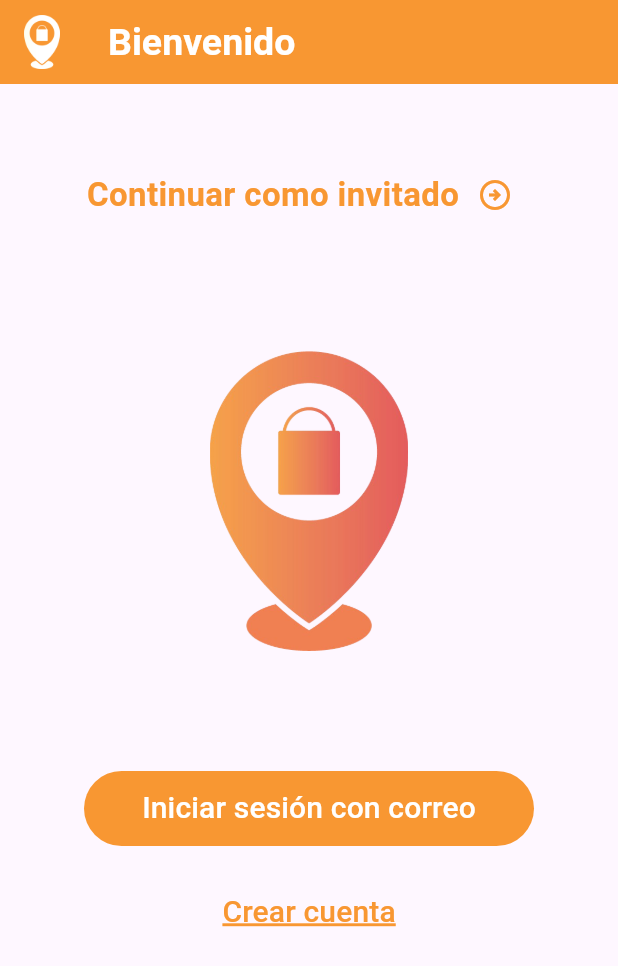
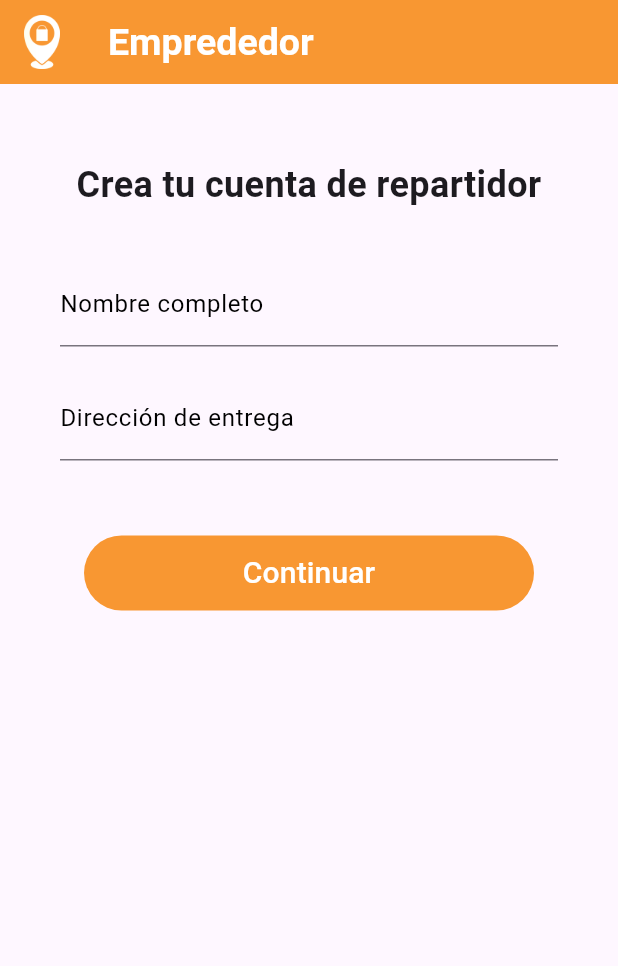
Before and after one commit to SPRINT-NINJA/SARTI_MOBILE, a Flutter app: the screen it shows after launch, on a phone screen of 412 x 824 dp. Shown: the top 966 px of the screen. Run offline on Flutter 3.47's test engine with Material 3 defaults, Android fonts, the phone set to English and light mode, and no system bars.

```diff
--- a/lib/config/app_theme.dart
+++ b/lib/config/app_theme.dart
@@ -33,6 +33,12 @@ class AppTheme {
 
   ThemeData theme() {
     return ThemeData(
+      inputDecorationTheme: const InputDecorationTheme(
+        focusedBorder: UnderlineInputBorder(
+          borderSide: BorderSide(color: _primaryColor, width: 2,),
+        ),
+        labelStyle: TextStyle(color: Colors.black),
+      ),
       useMaterial3: true,
       primarySwatch: createMaterialColor(_colorsTheme[selectedColor]),
       primaryColor: _colorsTheme[selectedColor],
--- a/lib/main.dart
+++ b/lib/main.dart
@@ -1,5 +1,8 @@
 import 'package:flutter/material.dart';
 import 'package:sarti_mobile/config/app_theme.dart';
+import 'package:sarti_mobile/src/auth/create_account/views/create_account__business_view.dart';
+import 'package:sarti_mobile/src/auth/create_account/views/create_account_customer_view.dart';
+import 'package:sarti_mobile/src/auth/create_account/views/create_account_delivery_view.dart';
 import 'package:sarti_mobile/src/auth/create_account/views/create_account_view.dart';
 
 void main() {
@@ -14,7 +17,7 @@ class MyApp extends StatelessWidget {
     return MaterialApp(
       debugShowCheckedModeBanner: false,
       theme: AppTheme(selectedColor: 0).theme(),
-      home: const CreateAccountView(),
+      home: const CreateAccountCustomerView(),
     );
   }
 }
--- /dev/null
+++ b/lib/src/auth/create_account/views/create_account_customer_view.dart
@@ -0,0 +1,66 @@
+import 'package:flutter/material.dart';
+import 'package:sarti_mobile/src/auth/create_account/widgets/button_fill.dart';
+
+class CreateAccountCustomerView extends StatelessWidget {
+  const CreateAccountCustomerView({super.key});
+
+  @override
+  Widget build(BuildContext context) {
+    final ThemeData theme = Theme.of(context);
+
+    return Scaffold(
+      backgroundColor: theme.scaffoldBackgroundColor,
+      appBar: AppBar(
+        title: const Text('Emprededor'),
+        leading: Padding(
+          padding: const EdgeInsets.symmetric(vertical: 10),
+          child: Image.asset(
+            'assets/images/logo_sarti_leading.png',
+            fit: BoxFit.contain,
+          ),
+        ),
+      ),
+      body: SafeArea(
+        child: Center(
+          child: Container(
+            margin: const EdgeInsets.only(top: 50),
+            child: Column(
+              mainAxisAlignment: MainAxisAlignment.start,
+              children: [
+                const Text('Crea tu cuenta de repartidor', style: TextStyle(
+                  fontSize: 24,
+                  fontWeight: FontWeight.bold,
+                ), textAlign: TextAlign.center,  ),
+                const SizedBox(height: 35),
+                Container(
+                  padding: const EdgeInsets.symmetric(horizontal: 40),
+                  child: Column(
+                    children: [
+                      TextFormField(
+                        decoration: const InputDecoration(
+                          labelText: 'Nombre completo',
+                        ),
+                      ),
+                      const SizedBox(height: 20),
+                      TextFormField(
+                        decoration: const InputDecoration(
+                          labelText: 'Dirección de entrega',
+                        ),
+                      ),
+                      const SizedBox(height: 50),
+                      ButtonFill(theme: theme, textButton: 'Continuar', onPressed: () {
+                        Navigator.pushNamed(context, '/create-account-business-2');
+                      }),
+
+                    ],
+                  ),
+                ),
+              ],
+            ),
+          ),
+        ),
+      ),
+    );
+  }
+
+}
```
Also changed, not shown: lib/src/auth/create_account/views/create_account__business_view.dart (added, +78 -0 lines), lib/src/auth/create_account/views/create_account_delivery_view.dart (added, +78 -0 lines), lib/src/auth/create_account/views/create_account_view.dart (+7 -7 lines), lib/src/auth/create_account/widgets/button_fill_icon.dart (added, +36 -0 lines).
